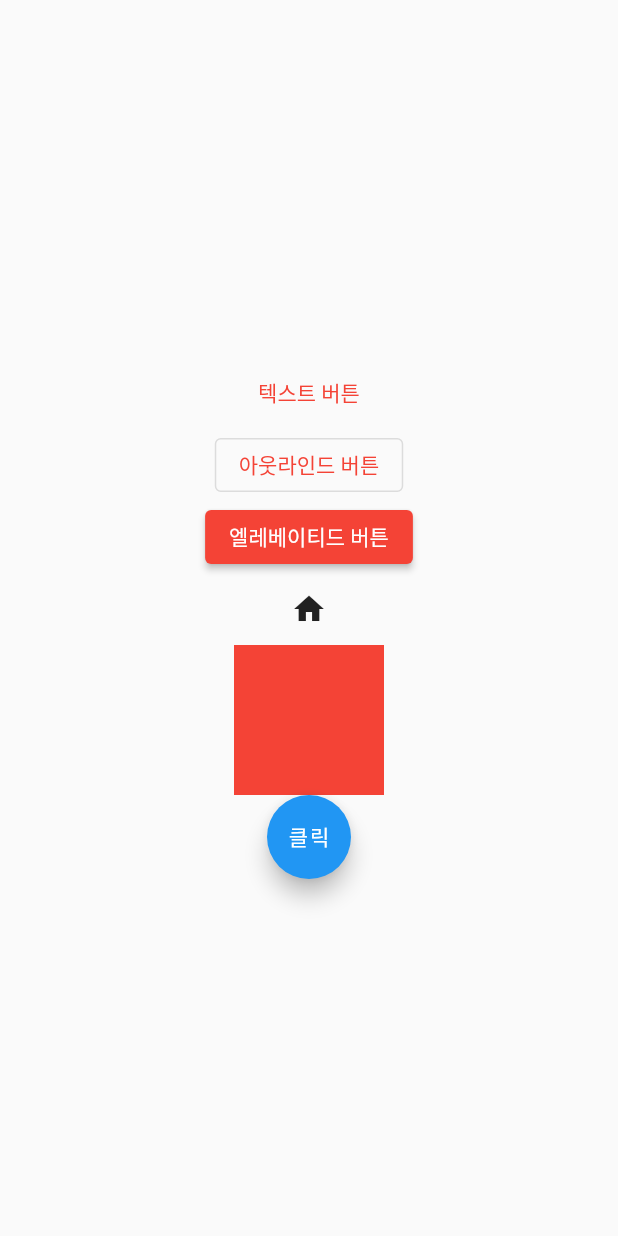
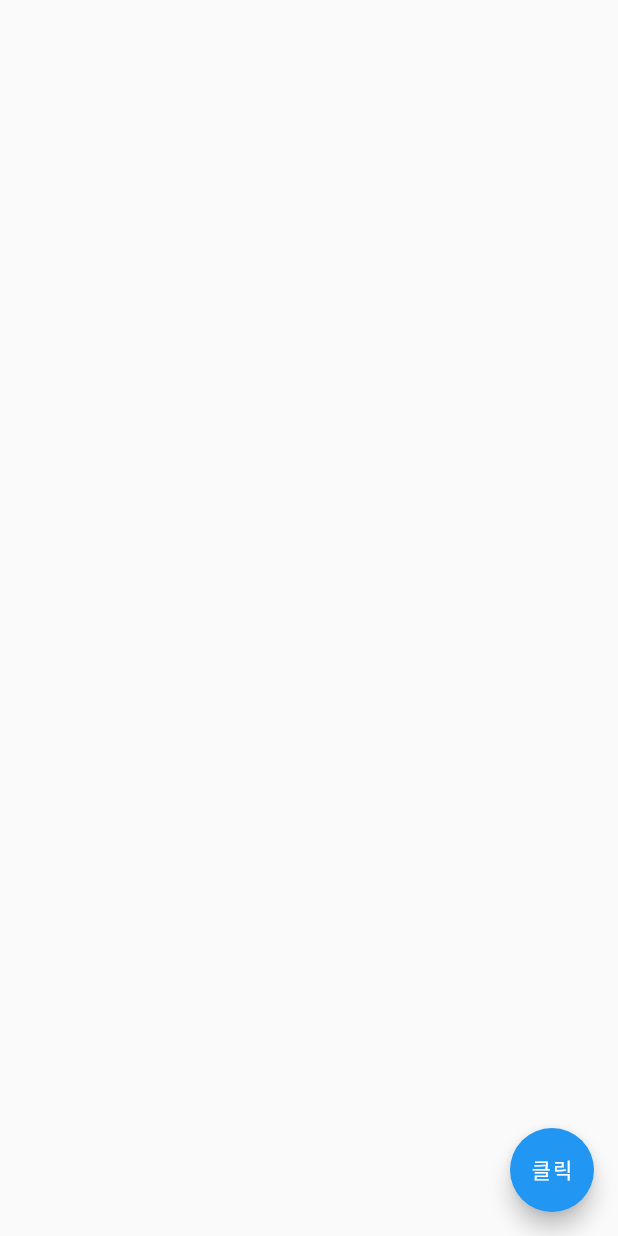
Before and after one commit to Jungea/flutter_tutorial, a Flutter app: the screen it shows after launch, after a tap on "클릭", on a phone screen of 412 x 824 dp. Run offline on Flutter 3.47's test engine with Material 2 defaults, Android fonts, the phone set to English and light mode, and no system bars.

Commit message:
제스처 관련 위젯 - FloatingActionButton

```diff
--- a/lib/main.dart
+++ b/lib/main.dart
@@ -1,7 +1,22 @@
 import 'package:flutter/material.dart';
 
 void main() {
-  runApp(MyApp());
+  // runApp(MyApp());
+  runApp(FloatingActionButtonExample());
+}
+
+class FloatingActionButtonExample extends StatelessWidget {
+  @override
+  Widget build(BuildContext context) {
+    return MaterialApp(
+      home: Scaffold(
+        floatingActionButton: FloatingActionButton(
+          onPressed: () {},
+          child: Text('클릭'),
+        ),
+      ),
+    );
+  }
 }
 
 class MyApp extends StatelessWidget {
```
